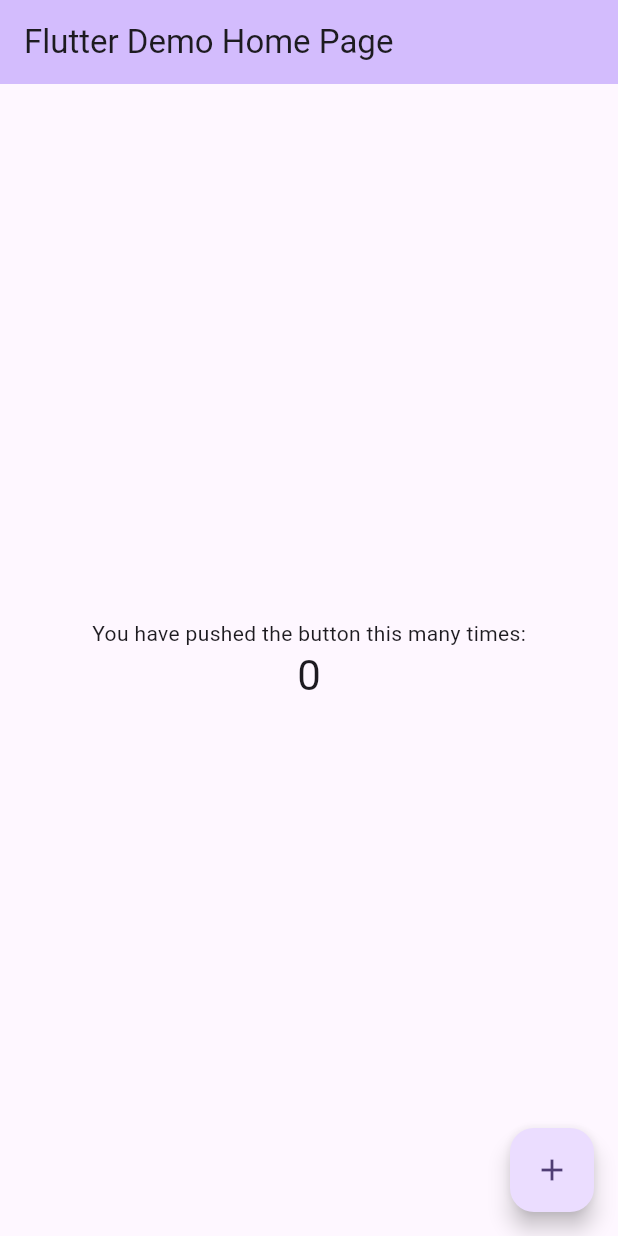
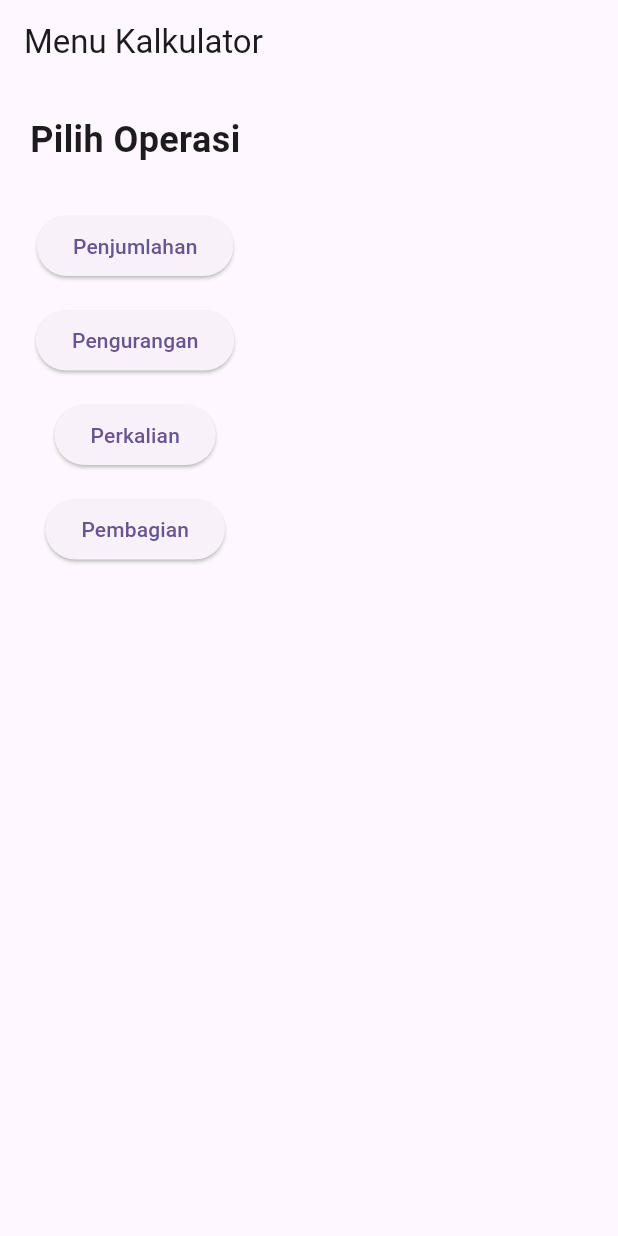
Before and after one commit to Bintang-Dirgantoro/Mobile-tugas-2-, a Flutter app: the screen it shows after launch, on a phone screen of 412 x 824 dp. Run offline on Flutter 3.47's test engine with Material 3 defaults, Android fonts, the phone set to English and light mode, and no system bars.

Commit message:
add : menu jumlah, kurang, kali, bagi

```diff
--- a/lib/main.dart
+++ b/lib/main.dart
@@ -1,4 +1,8 @@
 import 'package:flutter/material.dart';
+import 'menutambah.dart';
+import 'menukurang.dart';
+import 'menukali.dart';
+import 'menubagi.dart';
 
 void main() {
   runApp(const MyApp());
@@ -7,116 +11,98 @@ void main() {
 class MyApp extends StatelessWidget {
   const MyApp({super.key});
 
-  // This widget is the root of your application.
   @override
   Widget build(BuildContext context) {
     return MaterialApp(
-      title: 'Flutter Demo',
+      debugShowCheckedModeBanner: false,
+      title: 'Kalkulator',
       theme: ThemeData(
-        // This is the theme of your application.
-        //
-        // TRY THIS: Try running your application with "flutter run". You'll see
-        // the application has a purple toolbar. Then, without quitting the app,
-        // try changing the seedColor in the colorScheme below to Colors.green
-        // and then invoke "hot reload" (save your changes or press the "hot
-        // reload" button in a Flutter-supported IDE, or press "r" if you used
-        // the command line to start the app).
-        //
-        // Notice that the counter didn't reset back to zero; the application
-        // state is not lost during the reload. To reset the state, use hot
-        // restart instead.
-        //
-        // This works for code too, not just values: Most code changes can be
-        // tested with just a hot reload.
         colorScheme: .fromSeed(seedColor: Colors.deepPurple),
       ),
-      home: const MyHomePage(title: 'Flutter Demo Home Page'),
+      home: const MenuPage(),
     );
   }
 }
 
-class MyHomePage extends StatefulWidget {
-  const MyHomePage({super.key, required this.title});
-
-  // This widget is the home page of your application. It is stateful, meaning
-  // that it has a State object (defined below) that contains fields that affect
-  // how it looks.
-
-  // This class is the configuration for the state. It holds the values (in this
-  // case the title) provided by the parent (in this case the App widget) and
-  // used by the build method of the State. Fields in a Widget subclass are
-  // always marked "final".
-
-  final String title;
-
-  @override
-  State<MyHomePage> createState() => _MyHomePageState();
-}
-
-class _MyHomePageState extends State<MyHomePage> {
-  int _counter = 0;
-
-  void _incrementCounter() {
-    setState(() {
-      // This call to setState tells the Flutter framework that something has
-      // changed in this State, which causes it to rerun the build method below
-      // so that the display can reflect the updated values. If we changed
-      // _counter without calling setState(), then the build method would not be
-      // called again, and so nothing would appear to happen.
-      _counter++;
-    });
-  }
+class MenuPage extends StatelessWidget {
+  const MenuPage({super.key});
 
   @override
   Widget build(BuildContext context) {
-    // This method is rerun every time setState is called, for instance as done
-    // by the _incrementCounter method above.
-    //
-    // The Flutter framework has been optimized to make rerunning build methods
-    // fast, so that you can just rebuild anything that needs updating rather
-    // than having to individually change instances of widgets.
     return Scaffold(
       appBar: AppBar(
-        // TRY THIS: Try changing the color here to a specific color (to
-        // Colors.amber, perhaps?) and trigger a hot reload to see the AppBar
-        // change color while the other colors stay the same.
-        backgroundColor: Theme.of(context).colorScheme.inversePrimary,
-        // Here we take the value from the MyHomePage object that was created by
-        // the App.build method, and use it to set our appbar title.
-        title: Text(widget.title),
+        title: const Text('Menu Kalkulator'),
       ),
-      body: Center(
-        // Center is a layout widget. It takes a single child and positions it
-        // in the middle of the parent.
+      body: Padding(
+        padding: const EdgeInsets.all(20),
         child: Column(
-          // Column is also a layout widget. It takes a list of children and
-          // arranges them vertically. By default, it sizes itself to fit its
-          // children horizontally, and tries to be as tall as its parent.
-          //
-          // Column has various properties to control how it sizes itself and
-          // how it positions its children. Here we use mainAxisAlignment to
-          // center the children vertically; the main axis here is the vertical
-          // axis because Columns are vertical (the cross axis would be
-          // horizontal).
-          //
-          // TRY THIS: Invoke "debug painting" (choose the "Toggle Debug Paint"
-          // action in the IDE, or press "p" in the console), to see the
-          // wireframe for each widget.
-          mainAxisAlignment: .center,
           children: [
-            const Text('You have pushed the button this many times:'),
-            Text(
-              '$_counter',
-              style: Theme.of(context).textTheme.headlineMedium,
+            const Text(
+              'Pilih Operasi',
+              style: TextStyle(
+                fontSize: 24,
+                fontWeight: FontWeight.bold,
+              ),
+            ),
+
+            const SizedBox(height: 30),
+
+            ElevatedButton(
+              onPressed: () {
+                Navigator.push(
+                  context,
+                  MaterialPageRoute(
+                    builder: (context) => const MenuTambah(),
+                  ),
+                );
+              },
+              child: const Text('Penjumlahan'),
+            ),
+
+            const SizedBox(height: 15),
+
+            ElevatedButton(
+              onPressed: () {
+                Navigator.push(
+                  context,
+                  MaterialPageRoute(
+                    builder: (context) => const MenuKurang(),
+                  ),
+                );
+              },
+              child: const Text('Pengurangan'),
+            ),
+
+            const SizedBox(height: 15),
+
+            ElevatedButton(
+              onPressed: () {
+                Navigator.push(
+                  context,
+                  MaterialPageRoute(
+                    builder: (context) => const MenuKali(),
+                  ),
+                );
+              },
+              child: const Text('Perkalian'),
+            ),
+
+            const SizedBox(height: 15),
+
+            ElevatedButton(
+              onPressed: () {
+                Navigator.push(
+                  context,
+                  MaterialPageRoute(
+                    builder: (context) => const MenuBagi(),
+                  ),
+                );
+              },
+              child: const Text('Pembagian'),
             ),
           ],
         ),
       ),
-      floatingActionButton: FloatingActionButton(
-        onPressed: _incrementCounter,
-        tooltip: 'Increment',
-        child: const Icon(Icons.add),
-      ),
     );
   }
 }
```
Also changed, not shown: lib/menubagi.dart (added, +77 -0 lines), lib/menukali.dart (added, +70 -0 lines), lib/menukurang.dart (added, +70 -0 lines), lib/menutambah.dart (added, +70 -0 lines).
